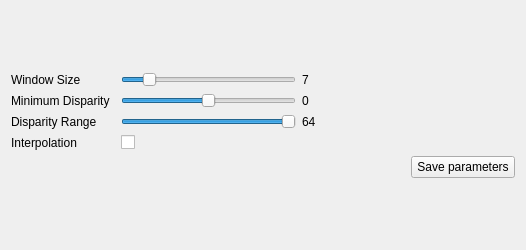
Before: the Qt Designer form src/matcherwidgeti3drsgm.ui in i3drobotics/stereo-vision-toolkit, drawn with Qt 5.
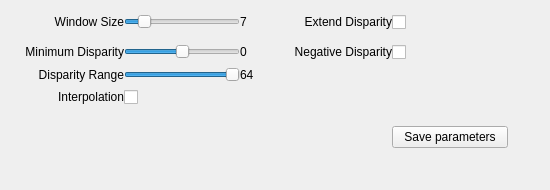
After: the same form once the commit is applied.

```diff
--- a/src/matcherwidgeti3drsgm.ui
+++ b/src/matcherwidgeti3drsgm.ui
@@ -6,101 +6,150 @@
    <rect>
     <x>0</x>
     <y>0</y>
-    <width>526</width>
-    <height>250</height>
+    <width>550</width>
+    <height>190</height>
    </rect>
   </property>
   <property name="sizePolicy">
-   <sizepolicy hsizetype="Preferred" vsizetype="Fixed">
+   <sizepolicy hsizetype="Preferred" vsizetype="Preferred">
     <horstretch>0</horstretch>
     <verstretch>0</verstretch>
    </sizepolicy>
   </property>
   <property name="minimumSize">
    <size>
-    <width>0</width>
-    <height>200</height>
+    <width>550</width>
+    <height>0</height>
    </size>
   </property>
   <property name="maximumSize">
    <size>
-    <width>700</width>
-    <height>250</height>
+    <width>16777215</width>
+    <height>16777215</height>
    </size>
   </property>
   <property name="windowTitle">
    <string>Form</string>
   </property>
   <layout class="QGridLayout" name="gridLayout_4">
+   <property name="leftMargin">
+    <number>7</number>
+   </property>
+   <property name="topMargin">
+    <number>7</number>
+   </property>
+   <property name="rightMargin">
+    <number>7</number>
+   </property>
+   <property name="bottomMargin">
+    <number>7</number>
+   </property>
    <item row="0" column="1">
-    <layout class="QGridLayout" name="gridLayout">
-     <item row="3" column="0">
-      <widget class="QLabel" name="label">
-       <property name="text">
-        <string>Interpolation</string>
-       </property>
-      </widget>
-     </item>
-     <item row="0" column="1">
-      <widget class="QSlider" name="blockSizeSlider">
+    <layout class="QGridLayout" name="gridLayout" columnstretch="1,1,0,1,1,0">
+     <property name="spacing">
+      <number>0</number>
+     </property>
+     <item row="4" column="2">
+      <widget class="QLabel" name="disparityRangeLabel">
        <property name="minimumSize">
         <size>
-         <width>125</width>
+         <width>35</width>
          <height>0</height>
         </size>
        </property>
-       <property name="maximumSize">
-        <size>
-         <width>175</width>
-         <height>16777215</height>
-        </size>
+       <property name="text">
+        <string>64</string>
        </property>
-       <property name="minimum">
-        <number>2</number>
+       <property name="margin">
+        <number>5</number>
        </property>
-       <property name="maximum">
-        <number>25</number>
+      </widget>
+     </item>
+     <item row="4" column="0">
+      <widget class="QLabel" name="label_4">
+       <property name="text">
+        <string>Disparity Range</string>
        </property>
-       <property name="value">
+       <property name="alignment">
+        <set>Qt::AlignRight|Qt::AlignTrailing|Qt::AlignVCenter</set>
+       </property>
+       <property name="margin">
         <number>5</number>
        </property>
-       <property name="orientation">
-        <enum>Qt::Horizontal</enum>
+      </widget>
+     </item>
+     <item row="6" column="0">
+      <widget class="QLabel" name="label_2">
+       <property name="text">
+        <string/>
        </property>
+       <property name="alignment">
+        <set>Qt::AlignRight|Qt::AlignTrailing|Qt::AlignVCenter</set>
+       </property>
+       <property name="margin">
+        <number>5</number>
+       </property>
       </widget>
      </item>
-     <item row="0" column="0">
+     <item row="1" column="0">
       <widget class="QLabel" name="label_5">
        <property name="text">
         <string>Window Size</string>
        </property>
+       <property name="alignment">
+        <set>Qt::AlignRight|Qt::AlignTrailing|Qt::AlignVCenter</set>
+       </property>
+       <property name="margin">
+        <number>5</number>
+       </property>
       </widget>
      </item>
      <item row="1" column="2">
-      <widget class="QLabel" name="minDisparityLabel">
+      <widget class="QLabel" name="blockSizeLabel">
+       <property name="minimumSize">
+        <size>
+         <width>35</width>
+         <height>0</height>
+        </size>
+       </property>
        <property name="text">
-        <string>0</string>
+        <string>7</string>
        </property>
+       <property name="margin">
+        <number>5</number>
+       </property>
       </widget>
      </item>
-     <item row="5" column="3">
-      <widget class="QPushButton" name="saveParametersButton">
+     <item row="5" column="0">
+      <widget class="QLabel" name="label">
        <property name="text">
-        <string>Save parameters</string>
+        <string>Interpolation</string>
        </property>
+       <property name="alignment">
+        <set>Qt::AlignRight|Qt::AlignTrailing|Qt::AlignVCenter</set>
+       </property>
+       <property name="margin">
+        <number>5</number>
+       </property>
       </widget>
      </item>
-     <item row="1" column="1">
+     <item row="3" column="1">
       <widget class="QSlider" name="minDisparitySlider">
+       <property name="sizePolicy">
+        <sizepolicy hsizetype="Preferred" vsizetype="Preferred">
+         <horstretch>0</horstretch>
+         <verstretch>0</verstretch>
+        </sizepolicy>
+       </property>
        <property name="minimumSize">
         <size>
-         <width>125</width>
+         <width>0</width>
          <height>0</height>
         </size>
        </property>
        <property name="maximumSize">
         <size>
-         <width>175</width>
+         <width>16777215</width>
          <height>16777215</height>
         </size>
        </property>
@@ -115,67 +164,33 @@
        </property>
       </widget>
      </item>
-     <item row="0" column="2">
-      <widget class="QLabel" name="blockSizeLabel">
-       <property name="text">
-        <string>7</string>
-       </property>
-      </widget>
-     </item>
-     <item row="2" column="0">
-      <widget class="QLabel" name="label_4">
-       <property name="text">
-        <string>Disparity Range</string>
-       </property>
-      </widget>
-     </item>
-     <item row="1" column="0">
+     <item row="3" column="0">
       <widget class="QLabel" name="label_3">
        <property name="text">
         <string>Minimum Disparity</string>
        </property>
-      </widget>
-     </item>
-     <item row="2" column="1">
-      <widget class="QSlider" name="disparityRangeSlider">
-       <property name="minimumSize">
-        <size>
-         <width>125</width>
-         <height>0</height>
-        </size>
+       <property name="alignment">
+        <set>Qt::AlignRight|Qt::AlignTrailing|Qt::AlignVCenter</set>
        </property>
-       <property name="maximumSize">
-        <size>
-         <width>175</width>
-         <height>16777215</height>
-        </size>
+       <property name="margin">
+        <number>5</number>
        </property>
-       <property name="minimum">
-        <number>1</number>
-       </property>
-       <property name="maximum">
-        <number>64</number>
-       </property>
-       <property name="singleStep">
-        <number>1</number>
-       </property>
-       <property name="value">
-        <number>64</number>
-       </property>
-       <property name="orientation">
-        <enum>Qt::Horizontal</enum>
-       </property>
       </widget>
      </item>
-     <item row="2" column="2">
-      <widget class="QLabel" name="disparityRangeLabel">
-       <property name="text">
-        <string>64</string>
-       </property>
-      </widget>
-     </item>
-     <item row="3" column="1">
+     <item row="5" column="1">
       <widget class="QCheckBox" name="interpolateCheck">
+       <property name="sizePolicy">
+        <sizepolicy hsizetype="Preferred" vsizetype="Preferred">
+         <horstretch>0</horstretch>
+         <verstretch>0</verstretch>
+        </sizepolicy>
+       </property>
+       <property name="minimumSize">
+        <size>
+         <width>0</width>
+         <height>30</height>
+        </size>
+       </property>
        <property name="layoutDirection">
         <enum>Qt::LeftToRight</enum>
        </property>
@@ -187,8 +202,213 @@
        </property>
       </widget>
      </item>
+     <item row="3" column="2">
+      <widget class="QLabel" name="minDisparityLabel">
+       <property name="minimumSize">
+        <size>
+         <width>35</width>
+         <height>0</height>
+        </size>
+       </property>
+       <property name="text">
+        <string>0</string>
+       </property>
+       <property name="margin">
+        <number>5</number>
+       </property>
+      </widget>
+     </item>
+     <item row="1" column="1">
+      <widget class="QSlider" name="blockSizeSlider">
+       <property name="sizePolicy">
+        <sizepolicy hsizetype="Preferred" vsizetype="Preferred">
+         <horstretch>0</horstretch>
+         <verstretch>0</verstretch>
+        </sizepolicy>
+       </property>
+       <property name="minimumSize">
+        <size>
+         <width>0</width>
+         <height>0</height>
+        </size>
+       </property>
+       <property name="maximumSize">
+        <size>
+         <width>16777215</width>
+         <height>16777215</height>
+        </size>
+       </property>
+       <property name="minimum">
+        <number>2</number>
+       </property>
+       <property name="maximum">
+        <number>25</number>
+       </property>
+       <property name="value">
+        <number>5</number>
+       </property>
+       <property name="orientation">
+        <enum>Qt::Horizontal</enum>
+       </property>
+      </widget>
+     </item>
+     <item row="4" column="1">
+      <widget class="QSlider" name="disparityRangeSlider">
+       <property name="sizePolicy">
+        <sizepolicy hsizetype="Preferred" vsizetype="Preferred">
+         <horstretch>0</horstretch>
+         <verstretch>0</verstretch>
+        </sizepolicy>
+       </property>
+       <property name="minimumSize">
+        <size>
+         <width>0</width>
+         <height>0</height>
+        </size>
+       </property>
+       <property name="maximumSize">
+        <size>
+         <width>16777215</width>
+         <height>16777215</height>
+        </size>
+       </property>
+       <property name="minimum">
+        <number>1</number>
+       </property>
+       <property name="maximum">
+        <number>64</number>
+       </property>
+       <property name="singleStep">
+        <number>1</number>
+       </property>
+       <property name="value">
+        <number>64</number>
+       </property>
+       <property name="orientation">
+        <enum>Qt::Horizontal</enum>
+       </property>
+      </widget>
+     </item>
+     <item row="1" column="5">
+      <widget class="QLabel" name="label_9">
+       <property name="minimumSize">
+        <size>
+         <width>35</width>
+         <height>0</height>
+        </size>
+       </property>
+       <property name="text">
+        <string/>
+       </property>
+       <property name="margin">
+        <number>5</number>
+       </property>
+      </widget>
+     </item>
+     <item row="1" column="4">
+      <widget class="QCheckBox" name="checkBoxExtendDisparity">
+       <property name="enabled">
+        <bool>true</bool>
+       </property>
+       <property name="sizePolicy">
+        <sizepolicy hsizetype="Preferred" vsizetype="Preferred">
+         <horstretch>0</horstretch>
+         <verstretch>0</verstretch>
+        </sizepolicy>
+       </property>
+       <property name="minimumSize">
+        <size>
+         <width>0</width>
+         <height>30</height>
+        </size>
+       </property>
+       <property name="text">
+        <string/>
+       </property>
+      </widget>
+     </item>
+     <item row="7" column="4">
+      <widget class="QPushButton" name="saveParametersButton">
+       <property name="sizePolicy">
+        <sizepolicy hsizetype="Preferred" vsizetype="Preferred">
+         <horstretch>0</horstretch>
+         <verstretch>0</verstretch>
+        </sizepolicy>
+       </property>
+       <property name="text">
+        <string>Save parameters</string>
+       </property>
+      </widget>
+     </item>
+     <item row="3" column="4">
+      <widget class="QCheckBox" name="checkBoxNegativeDisparity">
+       <property name="enabled">
+        <bool>true</bool>
+       </property>
+       <property name="sizePolicy">
+        <sizepolicy hsizetype="Preferred" vsizetype="Preferred">
+         <horstretch>0</horstretch>
+         <verstretch>0</verstretch>
+        </sizepolicy>
+       </property>
+       <property name="minimumSize">
+        <size>
+         <width>0</width>
+         <height>30</height>
+        </size>
+       </property>
+       <property name="text">
+        <string/>
+       </property>
+      </widget>
+     </item>
+     <item row="1" column="3">
+      <widget class="QLabel" name="lblExtendDisparity">
+       <property name="enabled">
+        <bool>true</bool>
+       </property>
+       <property name="text">
+        <string>Extend Disparity</string>
+       </property>
+       <property name="alignment">
+        <set>Qt::AlignRight|Qt::AlignTrailing|Qt::AlignVCenter</set>
+       </property>
+       <property name="margin">
+        <number>5</number>
+       </property>
+      </widget>
+     </item>
+     <item row="3" column="3">
+      <widget class="QLabel" name="lblNegativeDisaparity">
+       <property name="enabled">
+        <bool>true</bool>
+       </property>
+       <property name="text">
+        <string>Negative Disparity</string>
+       </property>
+       <property name="alignment">
+        <set>Qt::AlignRight|Qt::AlignTrailing|Qt::AlignVCenter</set>
+       </property>
+       <property name="margin">
+        <number>5</number>
+       </property>
+      </widget>
+     </item>
     </layout>
    </item>
+   <item row="1" column="1">
+    <spacer name="verticalSpacer">
+     <property name="orientation">
+      <enum>Qt::Vertical</enum>
+     </property>
+     <property name="sizeHint" stdset="0">
+      <size>
+       <width>0</width>
+       <height>0</height>
+      </size>
+     </property>
+    </spacer>
+   </item>
   </layout>
  </widget>
  <resources/>
```
